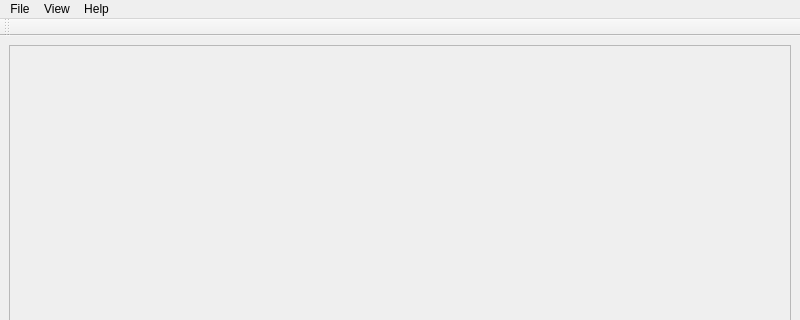
BigCubeCat/paint, file lib/mainwindow/mainwindow.ui: the form before one commit; both pictures show x 0 to 800 and y 0 to 320 of the 800 by 583 pixel window.
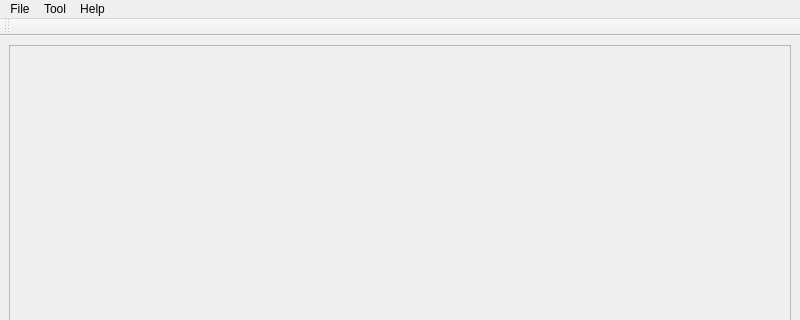
The form after the commit. Icons and pictures are not drawn.

What changed in the file:
```diff
--- a/lib/mainwindow/mainwindow.ui
+++ b/lib/mainwindow/mainwindow.ui
@@ -49,7 +49,10 @@
      <height>26</height>
     </rect>
    </property>
-   <widget class="QMenu" name="menuFilw">
+   <widget class="QMenu" name="menuFile">
+    <property name="toolTip">
+     <string/>
+    </property>
     <property name="title">
      <string>File</string>
     </property>
@@ -60,7 +63,7 @@
    </widget>
    <widget class="QMenu" name="menuView">
     <property name="title">
-     <string>View</string>
+     <string>Tool</string>
     </property>
    </widget>
    <widget class="QMenu" name="menuHelp">
@@ -68,7 +71,7 @@
      <string>Help</string>
     </property>
    </widget>
-   <addaction name="menuFilw"/>
+   <addaction name="menuFile"/>
    <addaction name="menuView"/>
    <addaction name="menuHelp"/>
   </widget>
```
Left out of the diff: 22 changed lines with no effect on the pictures.
